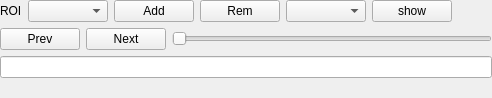
Old version of the form qt/imageListViewer/imageListViewer.ui in the repository spetroce/mio.
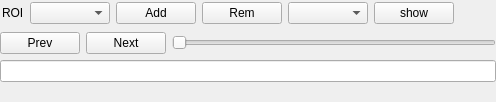
New version of the form.

Commit message: added fucntion to show and hide ROI controls

The edit to the form file:
```diff
--- a/qt/imageListViewer/imageListViewer.ui
+++ b/qt/imageListViewer/imageListViewer.ui
@@ -6,8 +6,8 @@
    <rect>
     <x>0</x>
     <y>0</y>
-    <width>406</width>
-    <height>151</height>
+    <width>472</width>
+    <height>122</height>
    </rect>
   </property>
   <property name="windowTitle">
@@ -35,10 +35,38 @@
       <number>0</number>
      </property>
      <item>
+      <widget class="QWidget" name="widget_roiControl" native="true">
+       <layout class="QVBoxLayout" name="verticalLayout_2">
+        <property name="leftMargin">
+         <number>2</number>
+        </property>
+        <property name="topMargin">
+         <number>2</number>
+        </property>
+        <property name="rightMargin">
+         <number>2</number>
+        </property>
+        <property name="bottomMargin">
+         <number>2</number>
+        </property>
+        <item>
       <layout class="QHBoxLayout" name="horizontalLayout_roi">
        <property name="bottomMargin">
         <number>0</number>
        </property>
+          <item>
+           <spacer name="horizontalSpacer_4">
+            <property name="orientation">
+             <enum>Qt::Horizontal</enum>
+            </property>
+            <property name="sizeHint" stdset="0">
+             <size>
+              <width>0</width>
+              <height>20</height>
+             </size>
+            </property>
+           </spacer>
+          </item>
        <item>
         <widget class="QLabel" name="label_2">
          <property name="text">
@@ -126,6 +154,9 @@
        </item>
       </layout>
      </item>
+       </layout>
+      </widget>
+     </item>
      <item>
       <layout class="QHBoxLayout" name="horizontalLayout">
        <item>
@@ -214,6 +245,9 @@
        <property name="orientation">
         <enum>Qt::Vertical</enum>
        </property>
+       <property name="sizeType">
+        <enum>QSizePolicy::Expanding</enum>
+       </property>
        <property name="sizeHint" stdset="0">
         <size>
          <width>20</width>
```
Lines whose indentation alone changed are shown as unchanged. The commit also changes 2 other files.
